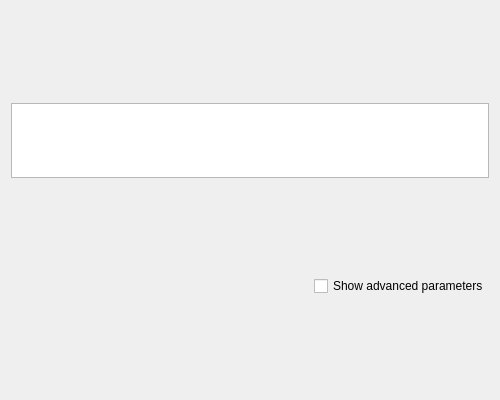
This is src/openms_gui/source/VISUAL/ParamEditor.ui in OpenMS/OpenMS-TOPP-GUI as Qt 5 draws it before an edit. The edited form follows.
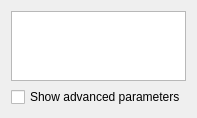
This is the edited form.

What changed in the file:
```diff
--- a/src/openms_gui/source/VISUAL/ParamEditor.ui
+++ b/src/openms_gui/source/VISUAL/ParamEditor.ui
@@ -6,14 +6,20 @@
    <rect>
     <x>0</x>
     <y>0</y>
-    <width>500</width>
-    <height>400</height>
+    <width>183</width>
+    <height>117</height>
    </rect>
   </property>
+  <property name="sizePolicy">
+   <sizepolicy hsizetype="Expanding" vsizetype="Expanding">
+    <horstretch>0</horstretch>
+    <verstretch>0</verstretch>
+   </sizepolicy>
+  </property>
   <property name="minimumSize">
    <size>
-    <width>500</width>
-    <height>400</height>
+    <width>0</width>
+    <height>0</height>
    </size>
   </property>
   <property name="windowTitle">
@@ -23,7 +29,7 @@
    <item>
     <widget class="QTextEdit" name="doc_">
      <property name="sizePolicy">
-      <sizepolicy hsizetype="Expanding" vsizetype="Fixed">
+      <sizepolicy hsizetype="Expanding" vsizetype="Expanding">
        <horstretch>0</horstretch>
        <verstretch>0</verstretch>
       </sizepolicy>
@@ -31,7 +37,7 @@
      <property name="minimumSize">
       <size>
        <width>0</width>
-       <height>75</height>
+       <height>0</height>
       </size>
      </property>
      <property name="maximumSize">
```
